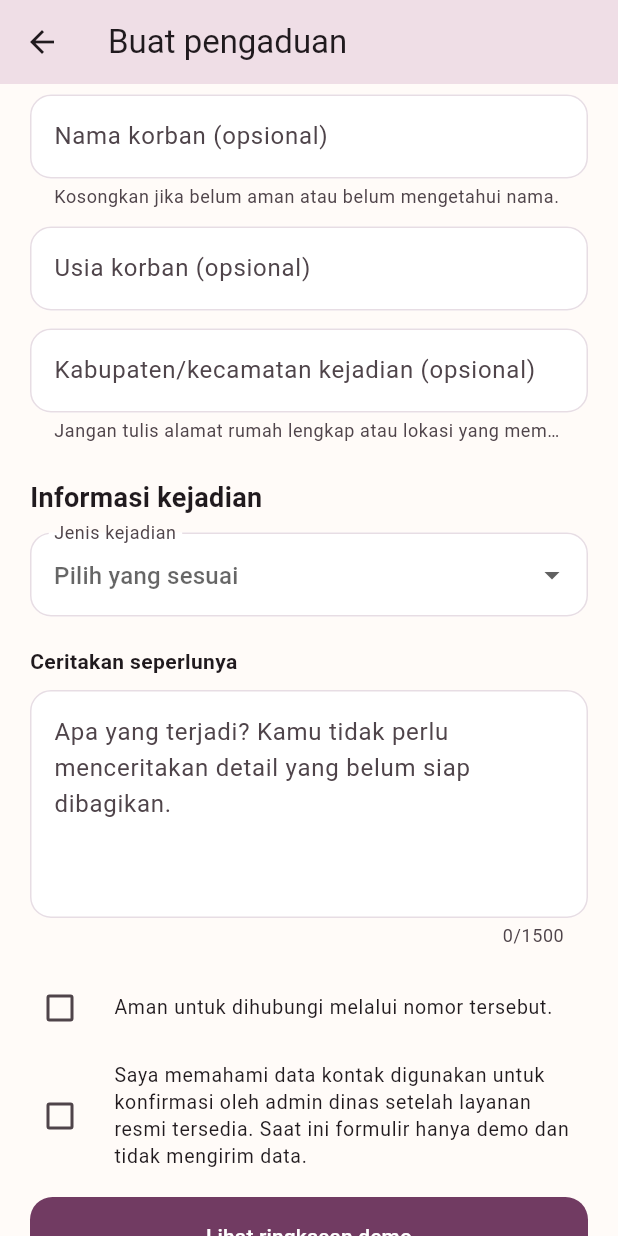
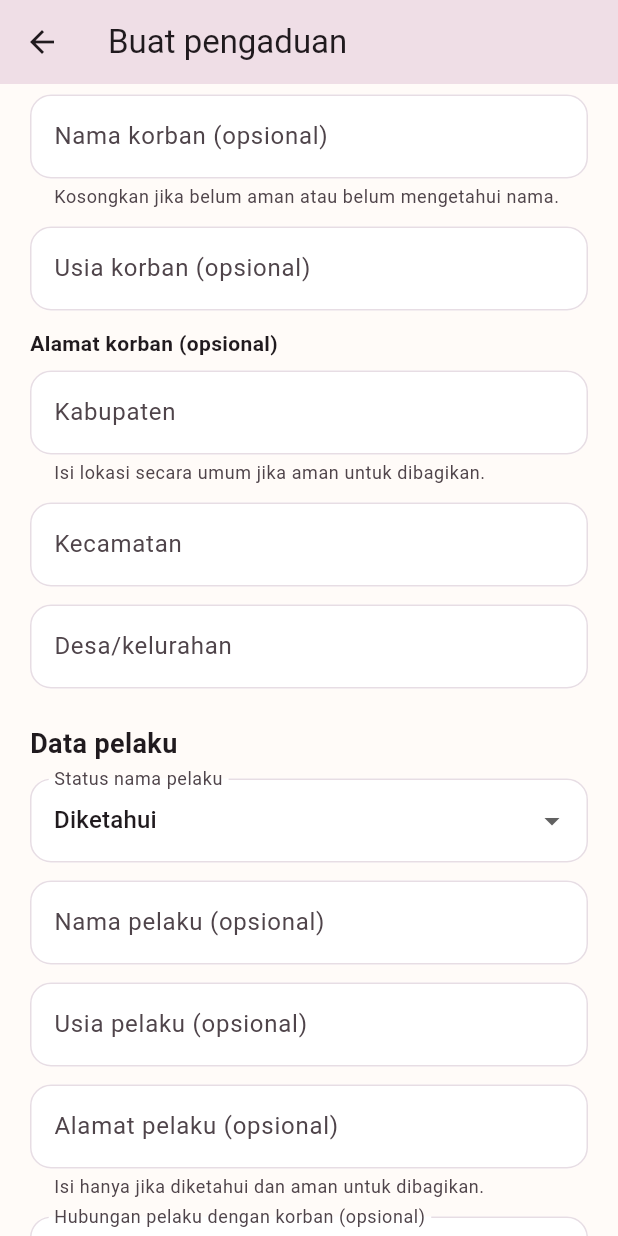
Before and after one commit to bidangpppanagekeo-jpg/SI-PELKA, a Flutter app: the ComplaintPage screen opened directly, scrolled down 438 dp, on a phone screen of 412 x 824 dp. Run offline on Flutter 3.47's test engine with Material 3 defaults, Android fonts, the phone set to English and light mode, and no system bars.

Commit message:
Add detailed complaint form fields
Co-authored-by: Copilot <223556219+Copilot@users.noreply.github.com>

```diff
--- a/lib/main.dart
+++ b/lib/main.dart
@@ -125,15 +125,15 @@ class HomePage extends StatelessWidget {
               title: 'Buat pengaduan',
               subtitle: 'Ceritakan kejadian dengan cara yang terasa aman.',
               onTap: () => Navigator.of(context).push(
-                MaterialPageRoute<void>(
-                    builder: (_) => const ComplaintPage()),
+                MaterialPageRoute<void>(builder: (_) => const ComplaintPage()),
               ),
             ),
             const SizedBox(height: 11),
             _ActionCard(
               icon: Icons.health_and_safety_outlined,
               title: 'Butuh bantuan segera?',
-              subtitle: 'Jika dalam bahaya, cari tempat aman dan hubungi bantuan.',
+              subtitle:
+                  'Jika dalam bahaya, cari tempat aman dan hubungi bantuan.',
               onTap: () => _showEmergency(context),
             ),
             const SizedBox(height: 25),
@@ -237,8 +237,7 @@ class _ActionCard extends StatelessWidget {
                   ],
                 ),
               ),
-              const Icon(Icons.chevron_right_rounded,
-                  color: Color(0xFF8C7A87)),
+              const Icon(Icons.chevron_right_rounded, color: Color(0xFF8C7A87)),
             ],
           ),
         ),
@@ -275,8 +274,8 @@ class _TipRow extends StatelessWidget {
             child: Padding(
               padding: const EdgeInsets.only(top: 3),
               child: Text(text,
-                  style: const TextStyle(
-                      color: Color(0xFF514950), height: 1.4)),
+                  style:
+                      const TextStyle(color: Color(0xFF514950), height: 1.4)),
             ),
           ),
         ],
@@ -298,8 +297,15 @@ class _ComplaintPageState extends State<ComplaintPage> {
   final _reporterPhoneController = TextEditingController();
   final _victimNameController = TextEditingController();
   final _victimAgeController = TextEditingController();
-  final _districtController = TextEditingController();
+  final _victimDistrictController = TextEditingController();
+  final _victimSubdistrictController = TextEditingController();
+  final _victimVillageController = TextEditingController();
+  final _perpetratorNameController = TextEditingController();
+  final _perpetratorAgeController = TextEditingController();
+  final _perpetratorAddressController = TextEditingController();
   final _storyController = TextEditingController();
+  String _perpetratorNameStatus = 'Diketahui';
+  String? _perpetratorRelationship;
   String? _incidentType;
   String? _reporterRelationship;
   bool _safeToContact = false;
@@ -311,7 +317,12 @@ class _ComplaintPageState extends State<ComplaintPage> {
     _reporterPhoneController.dispose();
     _victimNameController.dispose();
     _victimAgeController.dispose();
-    _districtController.dispose();
+    _victimDistrictController.dispose();
+    _victimSubdistrictController.dispose();
+    _victimVillageController.dispose();
+    _perpetratorNameController.dispose();
+    _perpetratorAgeController.dispose();
+    _perpetratorAddressController.dispose();
     _storyController.dispose();
     super.dispose();
   }
@@ -371,7 +382,8 @@ class _ComplaintPageState extends State<ComplaintPage> {
                   DropdownMenuItem(value: 'Korban', child: Text('Saya korban')),
                   DropdownMenuItem(value: 'Keluarga', child: Text('Keluarga')),
                   DropdownMenuItem(value: 'Saksi', child: Text('Saksi')),
-                  DropdownMenuItem(value: 'Pendamping', child: Text('Pendamping')),
+                  DropdownMenuItem(
+                      value: 'Pendamping', child: Text('Pendamping')),
                   DropdownMenuItem(value: 'Lainnya', child: Text('Lainnya')),
                 ],
                 onChanged: (value) =>
@@ -417,25 +429,123 @@ class _ComplaintPageState extends State<ComplaintPage> {
                   labelText: 'Usia korban (opsional)',
                   hintText: 'Perkiraan usia dalam tahun',
                 ),
-                validator: (value) {
-                  final text = value?.trim() ?? '';
-                  if (text.isEmpty) return null;
-                  final age = int.tryParse(text);
-                  if (age == null || age < 0 || age > 120) {
-                    return 'Masukkan usia antara 0 sampai 120 tahun.';
-                  }
-                  return null;
-                },
+                validator: _ageValidator,
+              ),
+              const SizedBox(height: 12),
+              const Text(
+                'Alamat korban (opsional)',
+                style: TextStyle(fontWeight: FontWeight.w600),
+              ),
+              const SizedBox(height: 8),
+              TextFormField(
+                controller: _victimDistrictController,
+                textCapitalization: TextCapitalization.words,
+                decoration: const InputDecoration(
+                  labelText: 'Kabupaten',
+                  helperText:
+                      'Isi lokasi secara umum jika aman untuk dibagikan.',
+                ),
               ),
               const SizedBox(height: 12),
               TextFormField(
-                controller: _districtController,
+                controller: _victimSubdistrictController,
                 textCapitalization: TextCapitalization.words,
                 decoration: const InputDecoration(
-                  labelText: 'Kabupaten/kecamatan kejadian (opsional)',
+                  labelText: 'Kecamatan',
+                ),
+              ),
+              const SizedBox(height: 12),
+              TextFormField(
+                controller: _victimVillageController,
+                textCapitalization: TextCapitalization.words,
+                decoration: const InputDecoration(
+                  labelText: 'Desa/kelurahan',
+                ),
+              ),
+              const SizedBox(height: 24),
+              _sectionTitle('Data pelaku'),
+              const SizedBox(height: 10),
+              DropdownButtonFormField<String>(
+                key: const ValueKey('perpetrator-name-status'),
+                initialValue: _perpetratorNameStatus,
+                decoration: const InputDecoration(
+                  labelText: 'Status nama pelaku',
+                ),
+                items: const [
+                  DropdownMenuItem(
+                    value: 'Diketahui',
+                    child: Text('Diketahui'),
+                  ),
+                  DropdownMenuItem(
+                    value: 'Tidak diketahui',
+                    child: Text('Tidak diketahui'),
+                  ),
+                ],
+                onChanged: (value) {
+                  if (value != null) {
+                    setState(() {
+                      _perpetratorNameStatus = value;
+                      if (value == 'Tidak diketahui') {
+                        _perpetratorNameController.clear();
+                      }
+                    });
+                  }
+                },
+              ),
+              if (_perpetratorNameStatus == 'Diketahui') ...[
+                const SizedBox(height: 12),
+                TextFormField(
+                  controller: _perpetratorNameController,
+                  textCapitalization: TextCapitalization.words,
+                  decoration: const InputDecoration(
+                    labelText: 'Nama pelaku (opsional)',
+                  ),
+                ),
+              ],
+              const SizedBox(height: 12),
+              TextFormField(
+                controller: _perpetratorAgeController,
+                keyboardType: TextInputType.number,
+                decoration: const InputDecoration(
+                  labelText: 'Usia pelaku (opsional)',
+                  hintText: 'Perkiraan usia dalam tahun',
+                ),
+                validator: _ageValidator,
+              ),
+              const SizedBox(height: 12),
+              TextFormField(
+                controller: _perpetratorAddressController,
+                textCapitalization: TextCapitalization.words,
+                decoration: const InputDecoration(
+                  labelText: 'Alamat pelaku (opsional)',
                   helperText:
-                      'Jangan tulis alamat rumah lengkap atau lokasi yang membahayakan.',
+                      'Isi hanya jika diketahui dan aman untuk dibagikan.',
                 ),
+              ),
+              const SizedBox(height: 12),
+              DropdownButtonFormField<String>(
+                initialValue: _perpetratorRelationship,
+                decoration: const InputDecoration(
+                  labelText: 'Hubungan pelaku dengan korban (opsional)',
+                  hintText: 'Pilih hubungan jika diketahui',
+                ),
+                items: const [
+                  DropdownMenuItem(value: 'Keluarga', child: Text('Keluarga')),
+                  DropdownMenuItem(value: 'Pasangan', child: Text('Pasangan')),
+                  DropdownMenuItem(value: 'Teman', child: Text('Teman')),
+                  DropdownMenuItem(value: 'Tetangga', child: Text('Tetangga')),
+                  DropdownMenuItem(
+                    value: 'Rekan kerja',
+                    child: Text('Rekan kerja'),
+                  ),
+                  DropdownMenuItem(
+                    value: 'Orang tidak dikenal',
+                    child: Text('Orang tidak dikenal'),
+                  ),
+                  DropdownMenuItem(value: 'Lainnya', child: Text('Lainnya')),
+                ],
+                onChanged: (value) =>
+                    setState(() => _perpetratorRelationship = value),
               ),
               const SizedBox(height: 24),
               _sectionTitle('Informasi kejadian'),
@@ -447,7 +557,8 @@ class _ComplaintPageState extends State<ComplaintPage> {
                   hintText: 'Pilih yang sesuai',
                 ),
                 items: const [
-                  DropdownMenuItem(value: 'Fisik', child: Text('Kekerasan fisik')),
+                  DropdownMenuItem(
+                      value: 'Fisik', child: Text('Kekerasan fisik')),
                   DropdownMenuItem(
                       value: 'Psikologis', child: Text('Kekerasan psikologis')),
                   DropdownMenuItem(
@@ -460,8 +571,10 @@ class _ComplaintPageState extends State<ComplaintPage> {
                 validator: (value) =>
                     value == null ? 'Pilih jenis kejadian.' : null,
               ),
-              const SizedBox(height: 20),
-              const Text('Ceritakan seperlunya',
+              const SizedBox(height: 24),
+              _sectionTitle('Kronologi kejadian'),
+              const SizedBox(height: 10),
+              const Text('Ceritakan seperlunya saja',
                   style: TextStyle(fontWeight: FontWeight.w700)),
               const SizedBox(height: 9),
               TextFormField(
@@ -545,6 +658,16 @@ class _ComplaintPageState extends State<ComplaintPage> {
     return (value) => value == null || value.trim().isEmpty ? message : null;
   }
 
+  String? _ageValidator(String? value) {
+    final text = value?.trim() ?? '';
+    if (text.isEmpty) return null;
+    final age = int.tryParse(text);
+    if (age == null || age < 0 || age > 120) {
+      return 'Masukkan usia antara 0 sampai 120 tahun.';
+    }
+    return null;
+  }
+
   Widget _sectionTitle(String title) {
     return Text(title,
         style: const TextStyle(fontSize: 18, fontWeight: FontWeight.w700));
@@ -606,8 +729,8 @@ class ConfirmationPage extends StatelessWidget {
                   shape: RoundedRectangleBorder(
                       borderRadius: BorderRadius.circular(15)),
                 ),
-                onPressed: () => Navigator.of(context)
-                    .popUntil((route) => route.isFirst),
+                onPressed: () =>
+                    Navigator.of(context).popUntil((route) => route.isFirst),
                 child: const Text('Kembali ke beranda'),
               ),
             ],
```
Also changed, not shown: 2 other files.
